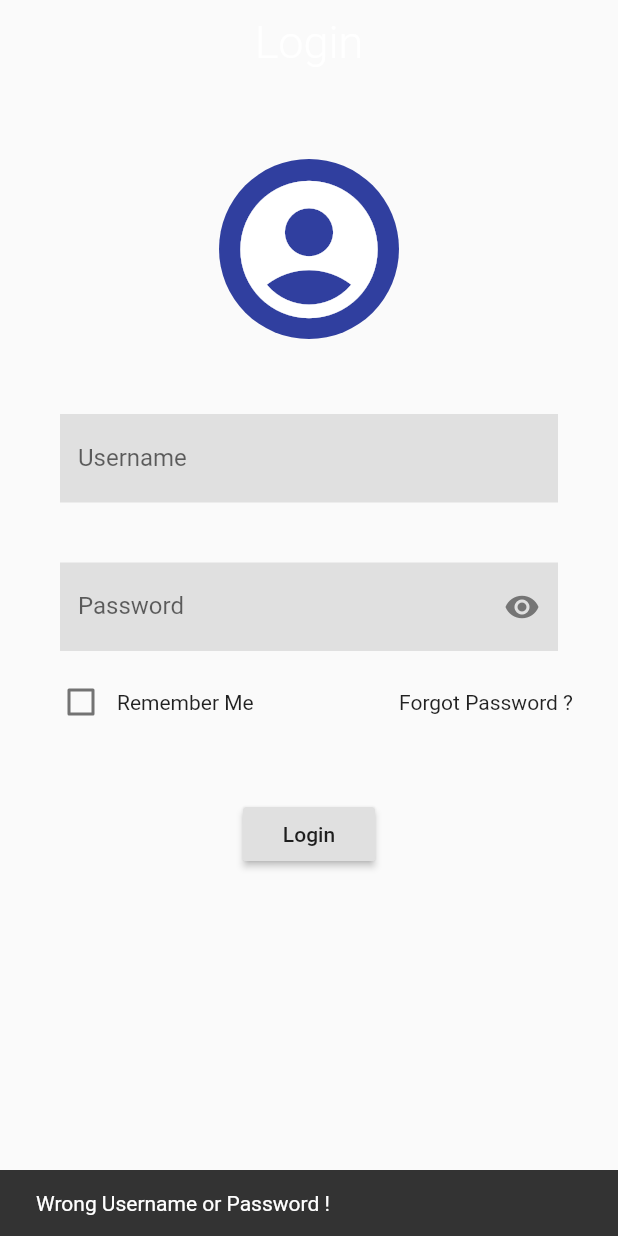
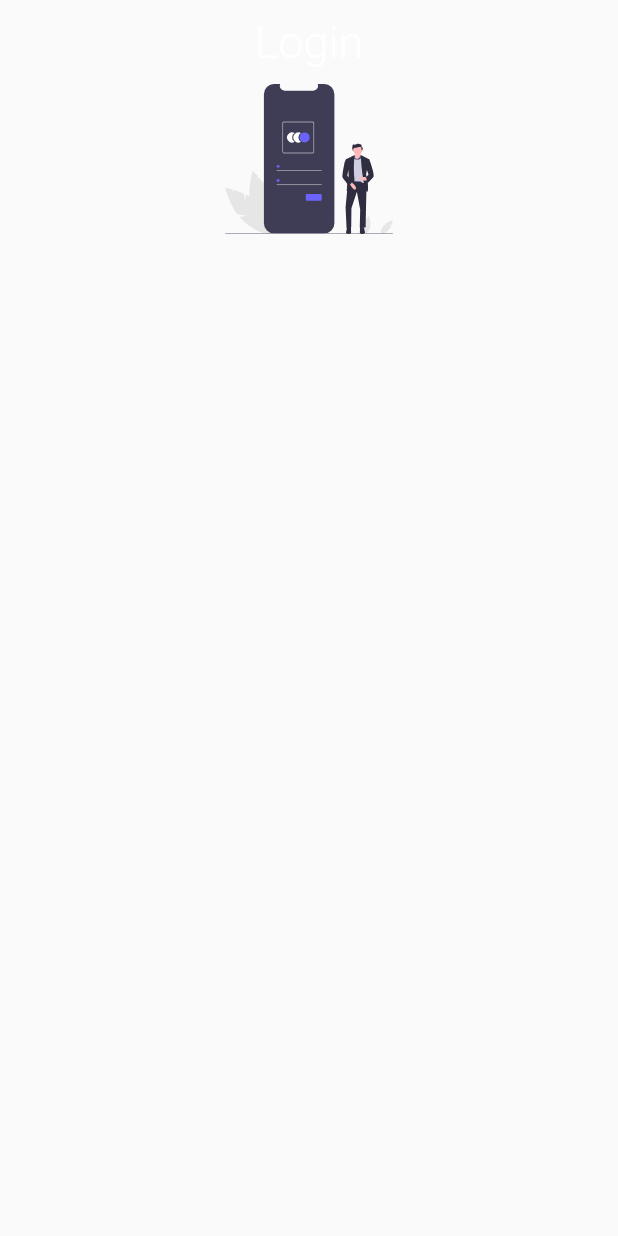
Before and after one commit to Android-Builds/flutter_login, a Flutter app: the screen it shows after launch, after a tap on "Login", on a phone screen of 412 x 824 dp. Run offline on Flutter 3.47's test engine with Material 2 defaults, Android fonts, the phone set to English and light mode, and no system bars; our stand-ins replace flutter_svg, shared_preferences.

Commit message:
Modify a few things

```diff
--- a/lib/pages/login.dart
+++ b/lib/pages/login.dart
@@ -1,4 +1,5 @@
 import 'package:flutter/material.dart';
+import 'package:flutter_svg/flutter_svg.dart';
 import 'package:login/constatnts.dart';
 import 'package:login/pages/nextpage.dart';
 import 'package:login/widgets/login_widget.dart';
@@ -9,7 +10,7 @@ class LoginPage extends StatefulWidget {
   _LoginPageState createState() => _LoginPageState();
 }
 
-class _LoginPageState extends State<LoginPage> {
+class _LoginPageState extends State<LoginPage> with TickerProviderStateMixin {
 
   final _scaffoldKey = GlobalKey<ScaffoldState>();
   bool rememberMe;
@@ -40,6 +41,8 @@ class _LoginPageState extends State<LoginPage> {
     prefs.setBool('rememberMe', value);
   }
 
+  var height = 600.0;
+
   @override
   Widget build(BuildContext context) {
     return SafeArea(
@@ -57,48 +60,38 @@ class _LoginPageState extends State<LoginPage> {
           centerTitle: true,
           backgroundColor: Colors.transparent,
         ),
-        body: SingleChildScrollView(
-          child: Column(
-            children: <Widget>[
-              LoginWidget(user: user, pass: pass),
-              SizedBox(height:10.0),
-              Padding(
-                padding: const EdgeInsets.symmetric(horizontal: 30.0),
-                child: Row(
-                  mainAxisAlignment: MainAxisAlignment.spaceBetween,
-                  children: <Widget>[
-                    Row(
-                      children: <Widget>[
-                        Checkbox(
-                          activeColor: Colors.blueAccent,
-                          value: rememberMe,
-                          onChanged: (value) {
-                            setState(() {
-                              rememberMe = value;
-                              pass.text = password;
-                              user.text = userid;
-                            });
-                          }
-                        ),
-                        Text('Remember Me'),
-                      ],
-                    ),
-                    GestureDetector(
-                      child: Text('Forgot Password ?'),
-                    ),
-                  ],
+        body: Column(
+          children: <Widget>[
+            Center(
+              child: GestureDetector(
+                onTap: () {
+                  setState(() {
+                    height = 600.0;
+                  });
+                },
+                child: AnimatedSize(
+                  curve: Curves.linear,
+                  child: SvgPicture.asset(
+                    'assets/account.svg',
+                    height: height,
+                  ),
+                  duration: new Duration(milliseconds: 200),
+                  vsync: this,
                 ),
               ),
-              SizedBox(height: 40.0),
-              RaisedButton(
+            ),
+            Opacity(
+              opacity: height == 600 ? 1 : 0,
+              child: FlatButton(
                 onPressed: () {
-                  login();
+                  setState(() {
+                    height = 100.0;
+                  });
                 },
                 child: Text('Login'),
               ),
-              SizedBox(height: 50.0),
-            ],
-          ),
+            )
+          ],
         ),
       ),
     );
--- a/lib/widgets/login_widget.dart
+++ b/lib/widgets/login_widget.dart
@@ -22,15 +22,6 @@ class _LoginWidgetState extends State<LoginWidget> {
           child: Column(
             mainAxisAlignment: MainAxisAlignment.center,
             children: <Widget>[
-              SizedBox(height: 50.0),
-              CircleAvatar(
-                radius: 60.0,
-                child: Icon(
-                  Icons.account_circle,
-                  size: 110.0,
-                ),
-              ),
-              SizedBox(height: 50.0),
               Padding(
                 padding: const EdgeInsets.symmetric(horizontal:40.0),
                 child: TextFormField(
--- a/pubspec.yaml
+++ b/pubspec.yaml
@@ -26,6 +26,7 @@ dependencies:
   shared_preferences:
   firebase_auth:
   google_sign_in:
+  flutter_svg:
 
 dev_dependencies:
   flutter_test:
@@ -42,6 +43,8 @@ flutter:
   # included with your application, so that you can use the icons in
   # the material Icons class.
   uses-material-design: true
+  assets:
+    - assets/
 
   # To add assets to your application, add an assets section, like this:
   # assets:
```
Also changed, not shown: assets/account.svg (added), assets/fonts/Roboto-Medium.ttf (added), pubspec.lock, 1 other file.
